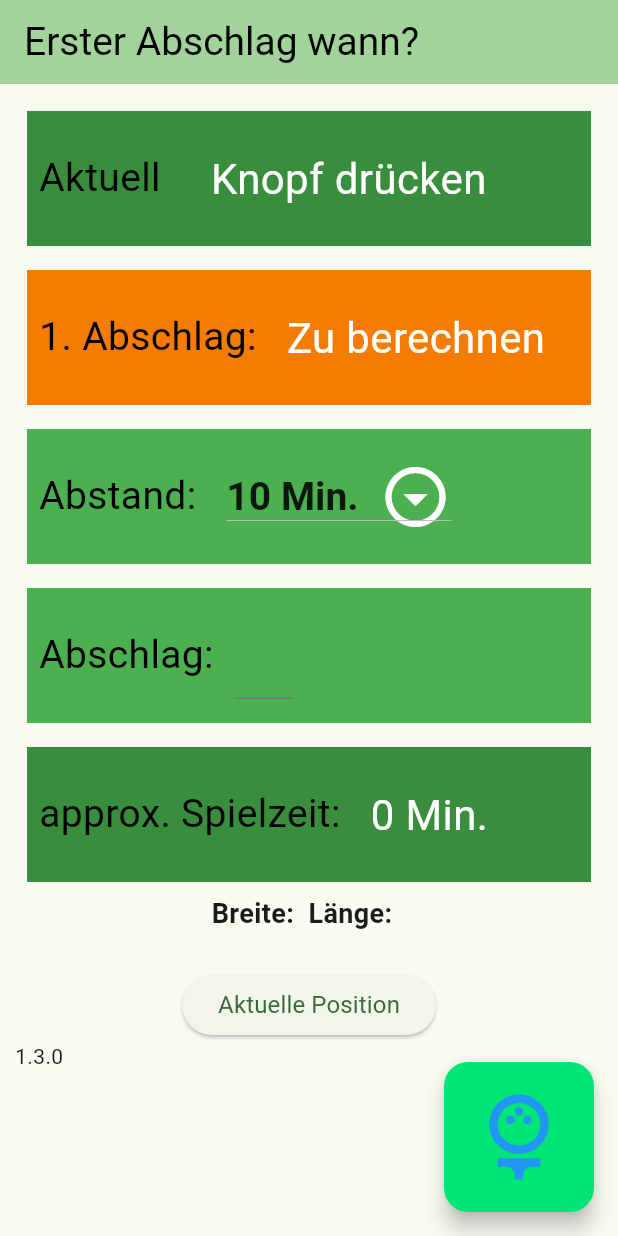
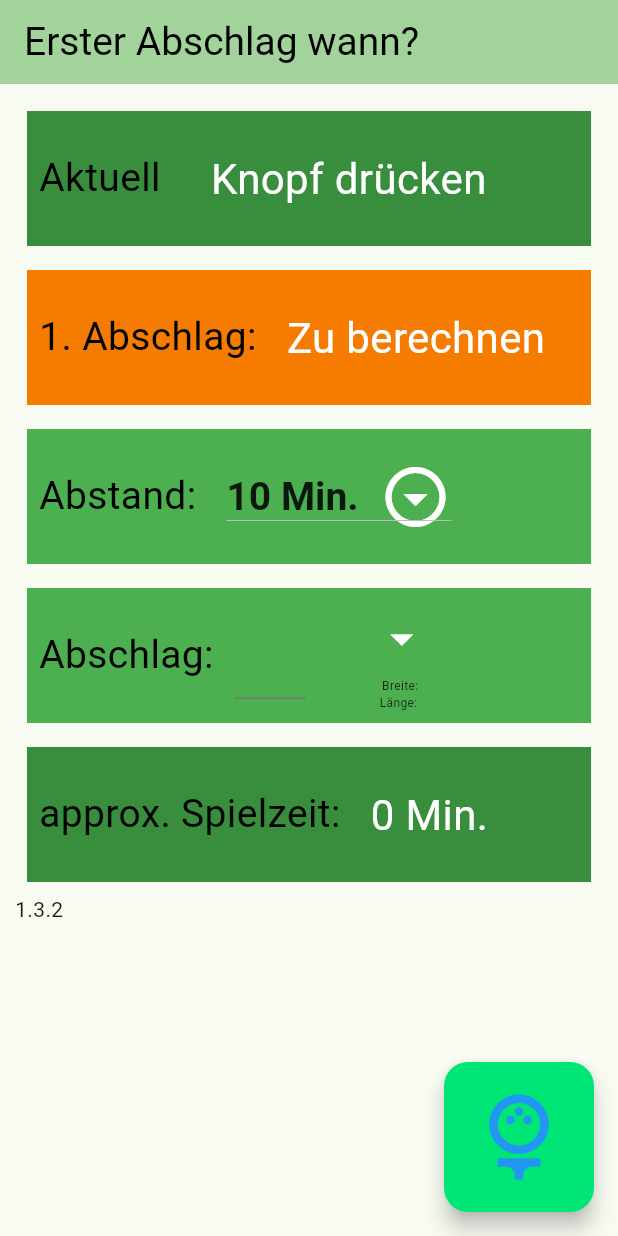
Before and after one commit to chrbuchsteiner61/approx_teeone, a Flutter app: the screen it shows after launch, on a phone screen of 412 x 824 dp. Run offline on Flutter 3.47's test engine with Material 3 defaults, Android fonts, the phone set to English and light mode, and no system bars; our stand-ins replace geolocator; Roboto replaces fonts that are missing (RadioCanada).

Commit message:
button for location adjusted

```diff
--- a/lib/simpleInputWidget.dart
+++ b/lib/inputTeeWidget.dart
@@ -1,6 +1,7 @@
 import 'package:flutter/material.dart';
 import 'package:flutter/cupertino.dart';
 import 'package:approx_teeone/aThemeWidget.dart';
+import 'package:approx_teeone/locationWidget.dart';
 import 'package:flutter/services.dart';
 
 class NumericalRangeFormatter extends TextInputFormatter {
@@ -11,10 +12,9 @@ class NumericalRangeFormatter extends TextInputFormatter {
 
   @override
   TextEditingValue formatEditUpdate(
-      TextEditingValue oldValue,
-      TextEditingValue newValue,
-      ) {
-
+    TextEditingValue oldValue,
+    TextEditingValue newValue,
+  ) {
     if (newValue.text == '') {
       return newValue;
     } else if (int.parse(newValue.text) < min) {
@@ -25,20 +25,18 @@ class NumericalRangeFormatter extends TextInputFormatter {
   }
 }
 
-class SimpleInputWidget extends StatelessWidget {
+class inputTeeWidget extends StatelessWidget {
   final String text;
   final TextStyle normalStyle;
   final TextStyle resultStyle;
   final TextEditingController aFunction;
-  final String secondText;
   final Color? aColor;
 
-  SimpleInputWidget({
+  inputTeeWidget({
     required this.text,
     required this.normalStyle,
     required this.resultStyle,
     required this.aFunction,
-    required this.secondText,
     required this.aColor,
   });
 
@@ -49,7 +47,7 @@ class SimpleInputWidget extends StatelessWidget {
       aChild: Row(children: <Widget>[
         Text(text, style: normalStyle),
         SizedBox(
-          width: 40.0,
+          width: 48.0,
           child: TextField(
             inputFormatters: [
               NumericalRangeFormatter(min: 1, max: 18),
@@ -59,10 +57,16 @@ class SimpleInputWidget extends StatelessWidget {
             keyboardType: TextInputType.number,
           ),
         ),
-        Text(
-          secondText,
-          style: normalStyle,
+        SizedBox(
+          width: 38.0,
+          child: Text(''),
         ),
+        LocationWidget(
+            // onPressed: getCurrentPosition,
+            // backgroundColor: Colors.white,
+            // child: const Text("Position",
+            // style: TextStyle(fontWeight: FontWeight.normal, fontSize: 12),),
+            ),
       ]),
     );
   }
--- a/lib/loactionWidget.dart
+++ b/lib/locationWidget.dart
@@ -2,7 +2,6 @@ import 'package:flutter/material.dart';
 import 'package:geolocator/geolocator.dart';
 
 class LocationWidget extends StatefulWidget {
-
   @override
   State<LocationWidget> createState() => _LocationWidgetState();
 }
@@ -54,18 +53,40 @@ class _LocationWidgetState extends State<LocationWidget> {
     });
   }
 
+  // vergleiche die Positionen aller Abschlaege mit der aktuellen Position
+  // erforderlich: lies alle Abschlagspositionen ein (sollte in main.dart initial geschehen)
+
+  Future<void> _getCurrentTee() async {
+  //Future<int> _getCurrentTee() async {
+    final hasPermission = await _handleLocationPermission();
+
+    if (!hasPermission) return;
+    await Geolocator.getCurrentPosition(desiredAccuracy: LocationAccuracy.high)
+        .then((Position position) {
+      setState(() => _currentPosition = position);
+    }).catchError((e) {
+      debugPrint(e);
+    });
+  }
+
+
   @override
   Widget build(BuildContext context) {
     return Column(
-        children: [
-        Text('Breite: ${_currentPosition?.latitude ?? ""} Länge:  ${_currentPosition?.longitude ?? ""}',
-            style: normalStyle),
-        const SizedBox(height: 24),
-        ElevatedButton(
-          onPressed: _getCurrentPosition,
-          child: const Text("Aktuelle Position",
-            style: TextStyle(fontWeight: FontWeight.normal, fontSize: 16),),
-        ),
+      children: [
+        Align(
+          alignment: Alignment.bottomRight,
+          child: IconButton(
+            icon: Icon(Icons.arrow_drop_down),
+            iconSize: 36,
+            color: Colors.white,
+            onPressed: _getCurrentPosition,
+            ),
+          ),
+        Text('Breite: ${_currentPosition?.latitude ?? ""}',
+          style: TextStyle(fontWeight: FontWeight.normal, fontSize: 8),),
+        Text('Länge:  ${_currentPosition?.longitude ?? ""}',
+          style: TextStyle(fontWeight: FontWeight.normal, fontSize: 8),),
       ],
     );
   }
--- a/lib/main.dart
+++ b/lib/main.dart
@@ -1,10 +1,11 @@
-import 'package:approx_teeone/loactionWidget.dart';
+import 'package:approx_teeone/locationWidget.dart';
 import 'package:approx_teeone/selectANumberWidget.dart';
 import 'package:approx_teeone/showResultWidget.dart';
 import 'package:approx_teeone/showATimeWidget.dart';
-import 'package:approx_teeone/simpleInputWidget.dart';
+import 'package:approx_teeone/inputTeeWidget.dart';
 
 import 'package:flutter/material.dart';
+import 'package:geolocator/geolocator.dart';
 import 'package:intl/intl.dart';
 
 void main() {
@@ -101,8 +102,10 @@ class _MyHomePageState extends State<MyHomePage> {
   String selectedValue = '';
   String auswahl = '10 Min.';
 
-  String version = '1.3.0';
-  // location service added
+  String version = '1.3.2';
+  // location button adjusted
+
+  Position? aPosition;
 
   @override
   void dispose() {
@@ -174,12 +177,11 @@ class _MyHomePageState extends State<MyHomePage> {
                 callbackForDropdown(auswahlInChild);
               },
             ),
-            SimpleInputWidget(
+            inputTeeWidget(
               text: 'Abschlag:  ',
               normalStyle: normalStyle,
               resultStyle: resultStyle,
               aFunction: myControllerTee,
-              secondText: '',
               aColor: inputColor,
             ),
             showATimeWidget(
@@ -189,13 +191,13 @@ class _MyHomePageState extends State<MyHomePage> {
               uhrzeit: playedTime.toString() + ' Min.',
               aColor: timeColor,
             ),
-            LocationWidget(),
+
             Text(version),
           ],
         ),
       ),
 
-      floatingActionButton: Container(
+      floatingActionButton: SizedBox(
         height: 100,
         width: 100,
         child: FloatingActionButton(
```
